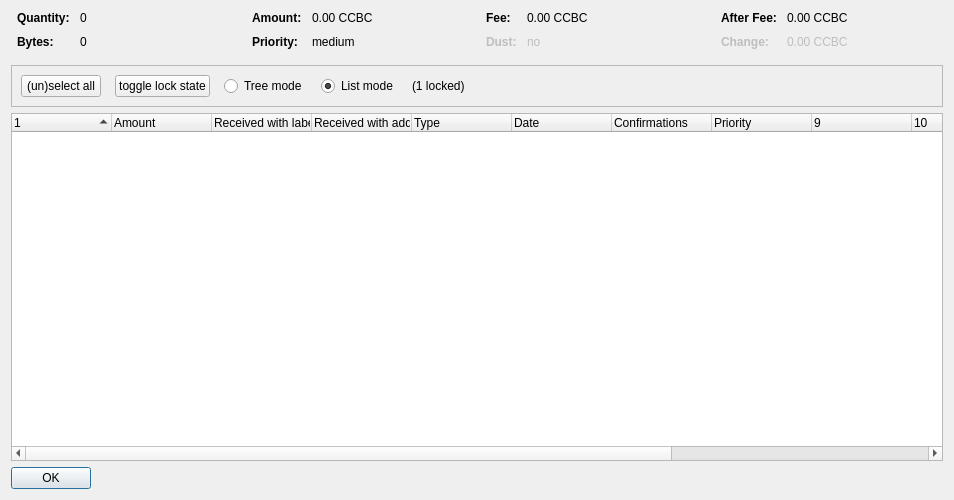
Old version of the form src/qt/forms/coincontroldialog.ui in the repository CryptoCashBack-Hub/CCBC.
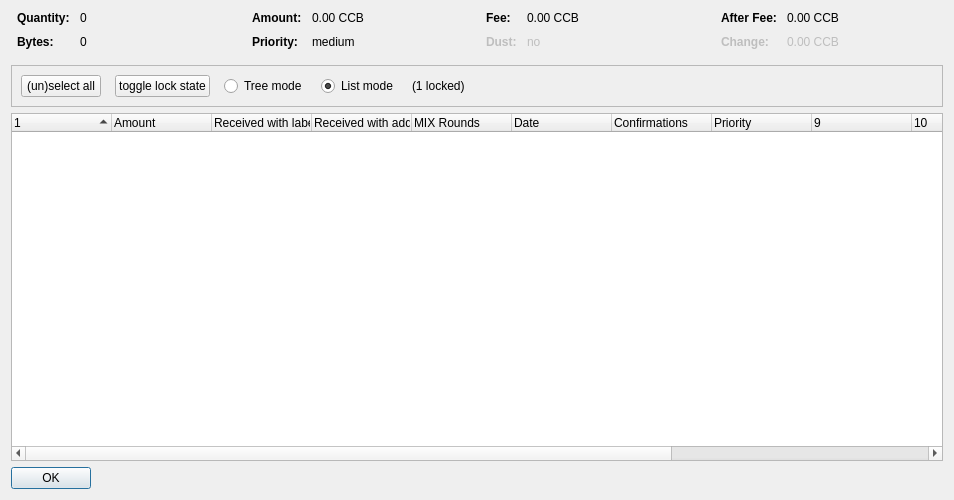
New version of the form. Custom widgets are drawn as their Qt base class.

What changed in the file:
```diff
--- a/src/qt/forms/coincontroldialog.ui
+++ b/src/qt/forms/coincontroldialog.ui
@@ -132,7 +132,7 @@
           <enum>Qt::ActionsContextMenu</enum>
          </property>
          <property name="text">
-          <string notr="true">0.00 CCBC</string>
+          <string notr="true">0.00 CCB</string>
          </property>
          <property name="textInteractionFlags">
           <set>Qt::LinksAccessibleByMouse|Qt::TextSelectableByKeyboard|Qt::TextSelectableByMouse</set>
@@ -206,7 +206,7 @@
           <enum>Qt::ActionsContextMenu</enum>
          </property>
          <property name="text">
-          <string notr="true">0.00 CCBC</string>
+          <string notr="true">0.00 CCB</string>
          </property>
          <property name="textInteractionFlags">
           <set>Qt::LinksAccessibleByMouse|Qt::TextSelectableByKeyboard|Qt::TextSelectableByMouse</set>
@@ -286,7 +286,7 @@
           <enum>Qt::ActionsContextMenu</enum>
          </property>
          <property name="text">
-          <string notr="true">0.00 CCBC</string>
+          <string notr="true">0.00 CCB</string>
          </property>
          <property name="textInteractionFlags">
           <set>Qt::LinksAccessibleByMouse|Qt::TextSelectableByKeyboard|Qt::TextSelectableByMouse</set>
@@ -321,7 +321,7 @@
           <enum>Qt::ActionsContextMenu</enum>
          </property>
          <property name="text">
-          <string notr="true">0.00 CCBC</string>
+          <string notr="true">0.00 CCB</string>
          </property>
          <property name="textInteractionFlags">
           <set>Qt::LinksAccessibleByMouse|Qt::TextSelectableByKeyboard|Qt::TextSelectableByMouse</set>
@@ -477,7 +477,7 @@
      </column>
      <column>
       <property name="text">
-       <string>Type</string>
+       <string>MIX Rounds</string>
       </property>
      </column>
      <column>
```
